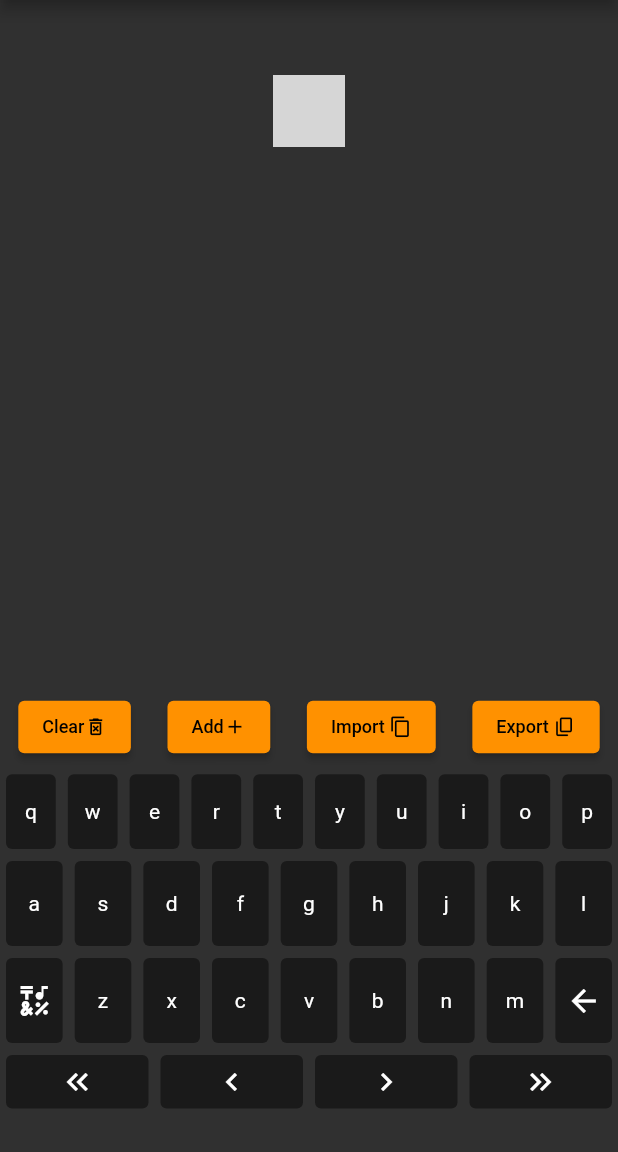
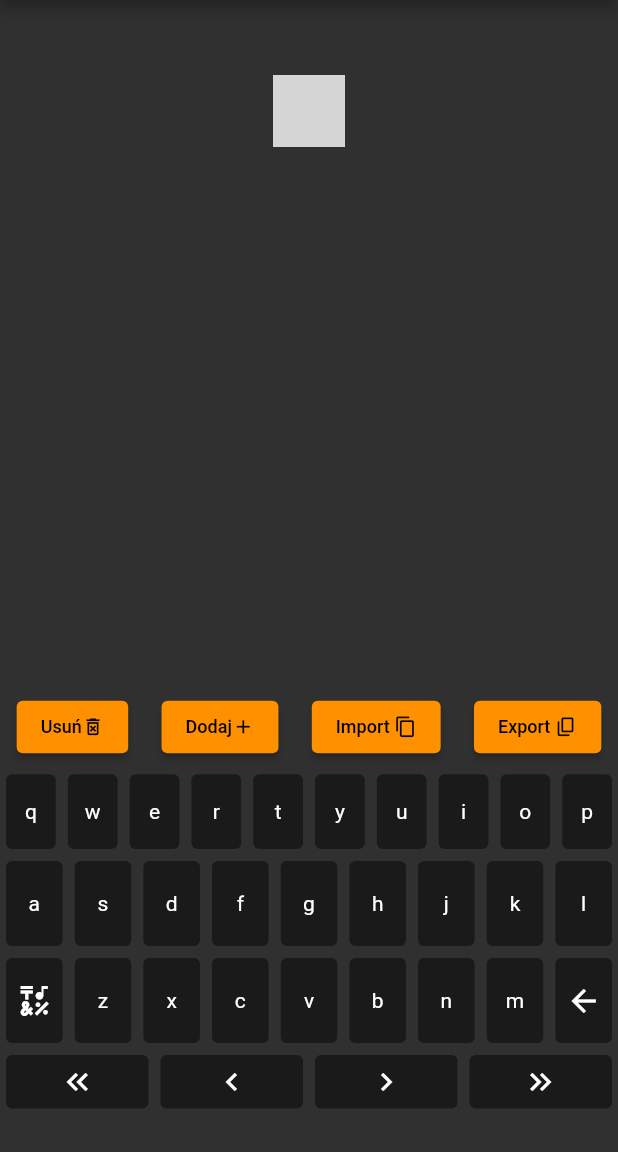
Before and after one commit to milordmariusz/formula1, a Flutter app: the screen it shows after launch, on a phone screen of 412 x 824 dp, the part 84-1236 px from its top. Run offline on Flutter 3.47's test engine with Material 2 defaults, Android fonts, the phone set to English and light mode, and no system bars; our stand-ins replace shared_preferences; missing offline and left inert: flutter_math_fork; grey boxes are pictures that could not be loaded.

```diff
--- a/lib/src/pages/edit_math_equation_page.dart
+++ b/lib/src/pages/edit_math_equation_page.dart
@@ -115,7 +115,7 @@ class EditMathEquationsPageState extends State<EditMathEquationsPage> {
                               child: Row(
                                 mainAxisAlignment: MainAxisAlignment.center,
                                 children: const [
-                                  Text("Clear", style: TextStyle(fontSize: 15)),
+                                  Text("Usuń", style: TextStyle(fontSize: 15)),
                                   Icon(
                                     Icons.delete_forever_outlined,
                                     size: 20.0,
@@ -137,7 +137,7 @@ class EditMathEquationsPageState extends State<EditMathEquationsPage> {
                               child: Row(
                                 mainAxisAlignment: MainAxisAlignment.center,
                                 children: const [
-                                  Text("Add", style: TextStyle(fontSize: 15)),
+                                  Text("Dodaj", style: TextStyle(fontSize: 15)),
                                   Icon(
                                     Icons.add,
                                     size: 20.0,
@@ -284,7 +284,7 @@ class EditMathEquationsPageState extends State<EditMathEquationsPage> {
                           },
                           child: Row(
                             children: const [
-                              Text("Clear", style: TextStyle(fontSize: 12)),
+                              Text("Usuń", style: TextStyle(fontSize: 12)),
                               Icon(
                                 Icons.delete_forever_outlined,
                                 size: 15.0,
@@ -301,7 +301,7 @@ class EditMathEquationsPageState extends State<EditMathEquationsPage> {
                           },
                           child: Row(
                             children: const [
-                              Text("Add", style: TextStyle(fontSize: 12)),
+                              Text("Dodaj", style: TextStyle(fontSize: 12)),
                               Icon(
                                 Icons.add,
                                 size: 15.0,
```
